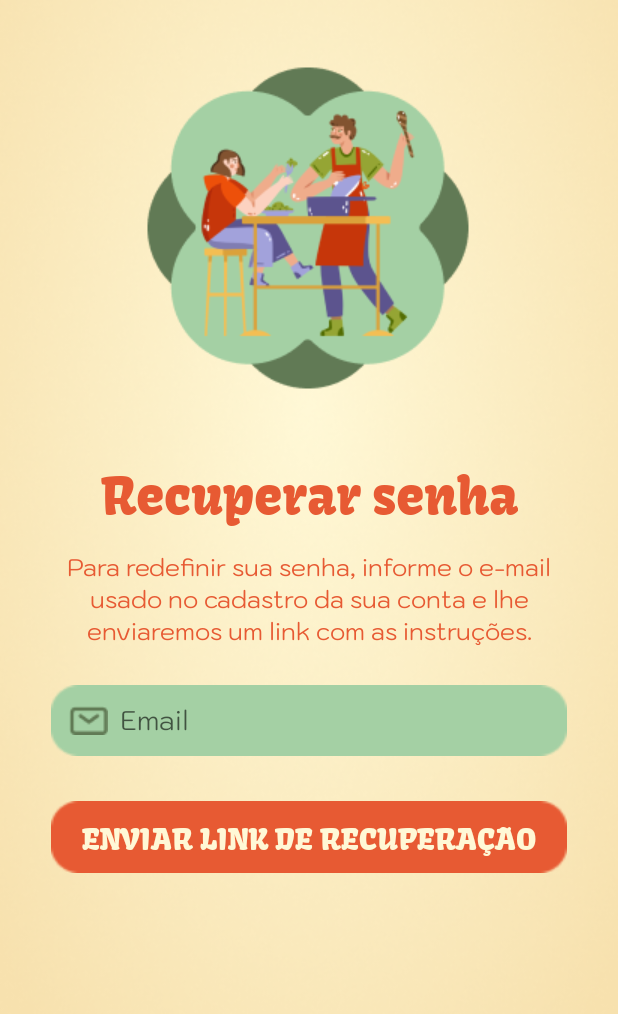
After one commit to GabrielGiacometti/FoodCraftDMO, an Android app built with Jetpack Compose: the RecoveryActivity screen opened directly, with no data from a screen before it, on a phone screen of 412 x 824 dp. The commit adds this screen. Shown: the top 1014 px of the screen. Run offline under Robolectric (Android 15) with nearby library versions, the phone set to English and light mode, and no system bars.

Commit message:
add activity_recovery.xml and RecoveryActivity.kt

```diff
--- a/app/src/main/AndroidManifest.xml
+++ b/app/src/main/AndroidManifest.xml
@@ -1,6 +1,6 @@
 <?xml version="1.0" encoding="utf-8"?>
 <manifest xmlns:android="http://schemas.android.com/apk/res/android"
-    xmlns:tools="http://schemas.android.com/tools" >
+    xmlns:tools="http://schemas.android.com/tools">
 
     <application
         android:allowBackup="true"
@@ -11,7 +11,10 @@
         android:roundIcon="@mipmap/ic_launcher_round"
         android:supportsRtl="true"
         android:theme="@style/Theme.FoodCraft"
-        tools:targetApi="31" >
+        tools:targetApi="31">
+        <activity
+            android:name=".RecoveryActivity"
+            android:exported="false" />
         <activity
             android:name=".PrincipalActivity"
             android:exported="false" />
@@ -30,7 +33,7 @@
         <activity
             android:name=".LoginActivity"
             android:exported="true"
-            tools:ignore="IntentFilterExportedReceiver" >
+            tools:ignore="IntentFilterExportedReceiver">
             <intent-filter>
                 <action android:name="android.intent.action.MAIN" />
 
--- /dev/null
+++ b/app/src/main/java/com/foodcraft/RecoveryActivity.kt
@@ -0,0 +1,20 @@
+package com.foodcraft
+
+import android.os.Bundle
+import androidx.activity.enableEdgeToEdge
+import androidx.appcompat.app.AppCompatActivity
+import androidx.core.view.ViewCompat
+import androidx.core.view.WindowInsetsCompat
+
+class RecoveryActivity : AppCompatActivity() {
+    override fun onCreate(savedInstanceState: Bundle?) {
+        super.onCreate(savedInstanceState)
+        enableEdgeToEdge()
+        setContentView(R.layout.activity_recovery)
+        ViewCompat.setOnApplyWindowInsetsListener(findViewById(R.id.main)) { v, insets ->
+            val systemBars = insets.getInsets(WindowInsetsCompat.Type.systemBars())
+            v.setPadding(systemBars.left, systemBars.top, systemBars.right, systemBars.bottom)
+            insets
+        }
+    }
+}
--- /dev/null
+++ b/app/src/main/res/layout/activity_recovery.xml
@@ -0,0 +1,87 @@
+<?xml version="1.0" encoding="utf-8"?>
+<androidx.constraintlayout.widget.ConstraintLayout xmlns:android="http://schemas.android.com/apk/res/android"
+    xmlns:app="http://schemas.android.com/apk/res-auto"
+    xmlns:tools="http://schemas.android.com/tools"
+    android:id="@+id/main"
+    android:layout_width="match_parent"
+    android:layout_height="match_parent"
+    android:background="@drawable/backgroundradial"
+    tools:context=".RecoveryActivity">
+
+    <ImageView
+        android:id="@+id/imageViewLogo"
+        android:layout_width="wrap_content"
+        android:layout_height="wrap_content"
+        app:layout_constraintEnd_toEndOf="parent"
+        app:layout_constraintHorizontal_bias="0.495"
+        app:layout_constraintStart_toStartOf="parent"
+        app:layout_constraintTop_toTopOf="parent"
+        app:srcCompat="@drawable/login_logo_menor" />
+
+    <TextView
+        android:id="@+id/textViewRecoveryMain"
+        android:layout_width="wrap_content"
+        android:layout_height="wrap_content"
+        android:text="@string/recovery_main"
+        android:fontFamily="@font/kavoon_regular"
+        android:textSize="34sp"
+        android:textColor="@color/orange"
+        app:layout_constraintEnd_toEndOf="parent"
+        app:layout_constraintStart_toStartOf="parent"
+        app:layout_constraintTop_toBottomOf="@+id/imageViewLogo" />
+
+    <TextView
+        android:id="@+id/textViewPassRecovery"
+        android:layout_width="351dp"
+        android:layout_height="70dp"
+        android:layout_marginStart="32dp"
+        android:layout_marginEnd="32dp"
+        android:fontFamily="@font/kodchasan_regular"
+        android:text="@string/recovery_message"
+        android:textColor="@color/orange"
+        android:textSize="16sp"
+        android:gravity="center"
+        android:layout_marginTop="12dp"
+        app:layout_constraintEnd_toEndOf="parent"
+        app:layout_constraintStart_toStartOf="parent"
+        tools:ignore="MissingConstraints"
+        app:layout_constraintTop_toBottomOf="@+id/textViewRecoveryMain" />
+
+    <EditText
+        android:id="@+id/editTextEmailAddress"
+        android:layout_width="match_parent"
+        android:layout_height="wrap_content"
+        android:hint="@string/email"
+        android:drawableStart="@drawable/icon_mail"
+        android:fontFamily="@font/kodchasan_regular"
+        android:padding="8dp"
+        android:paddingStart="12dp"
+        android:paddingEnd="12dp"
+        android:drawablePadding="8dp"
+        android:layout_marginStart="34dp"
+        android:layout_marginEnd="34dp"
+        android:layout_marginTop="22dp"
+        android:background="@drawable/background_rectangle_green"
+        android:ems="10"
+        android:inputType="textEmailAddress"
+        app:layout_constraintEnd_toEndOf="parent"
+        app:layout_constraintStart_toStartOf="parent"
+        app:layout_constraintTop_toBottomOf="@+id/textViewPassRecovery" />
+
+    <Button
+        android:id="@+id/button3"
+        android:layout_width="match_parent"
+        android:layout_height="wrap_content"
+        android:text="@string/recovery_link"
+        android:fontFamily="@font/kavoon_regular"
+        android:textColor="@color/beige"
+        android:textSize="20sp"
+        android:background="@drawable/backgroun_retangle_orange"
+        android:layout_marginStart="34dp"
+        android:layout_marginEnd="34dp"
+        android:layout_marginTop="30dp"
+        app:layout_constraintEnd_toEndOf="parent"
+        app:layout_constraintStart_toStartOf="parent"
+        app:layout_constraintTop_toBottomOf="@+id/editTextEmailAddress" />
+
+</androidx.constraintlayout.widget.ConstraintLayout>
--- a/app/src/main/res/layout/activity_register.xml
+++ b/app/src/main/res/layout/activity_register.xml
@@ -122,9 +122,9 @@
         android:layout_height="wrap_content"
         android:background="#00000000"
         android:layout_marginEnd="16dp"
-        app:layout_constraintBottom_toBottomOf="@+id/editTextTextPassword3"
-        app:layout_constraintEnd_toEndOf="@+id/editTextTextPassword3"
-        app:layout_constraintTop_toTopOf="@+id/editTextTextPassword3"
+        app:layout_constraintBottom_toBottomOf="@+id/editTextTextConfirmPassword"
+        app:layout_constraintEnd_toEndOf="@+id/editTextTextConfirmPassword"
+        app:layout_constraintTop_toTopOf="@+id/editTextTextConfirmPassword"
         app:srcCompat="@drawable/icon_eye_off" />
 
     <Button
@@ -141,7 +141,7 @@
         app:layout_constraintBottom_toBottomOf="parent"
         app:layout_constraintEnd_toEndOf="parent"
         app:layout_constraintStart_toStartOf="parent"
-        app:layout_constraintTop_toBottomOf="@+id/editTextTextPassword3" />
+        app:layout_constraintTop_toBottomOf="@+id/editTextTextConfirmPassword" />
 
 
 </androidx.constraintlayout.widget.ConstraintLayout>
--- a/app/src/main/res/values/strings.xml
+++ b/app/src/main/res/values/strings.xml
@@ -21,4 +21,8 @@
     <string name="escolha_ingredientes">Escola os ingredientes</string>
     <string name="cancel">Cancelar</string>
     <string name="add">Adicionar</string>
+    <string name="recovery_main">Recuperar senha</string>
+    <string name="recovery_message">Para redefinir sua senha, informe o e-mail usado no cadastro
+    da sua conta e lhe enviaremos um link com as instruções.</string>
+    <string name="recovery_link">Enviar link de recuperação</string>
 </resources>
```
